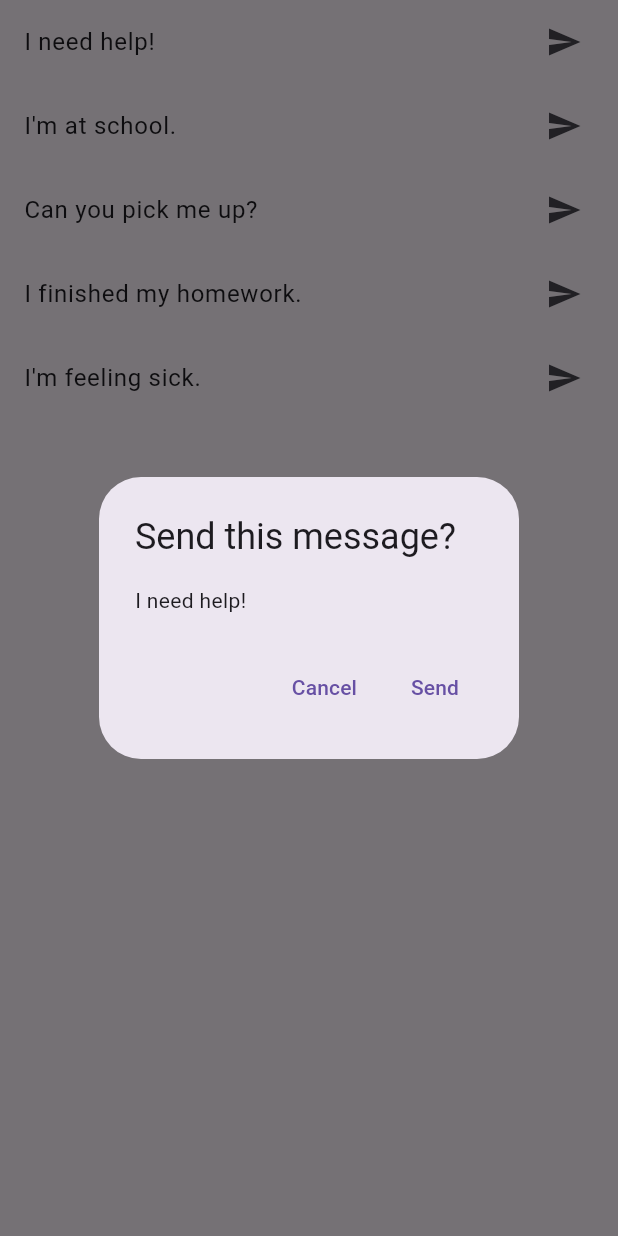
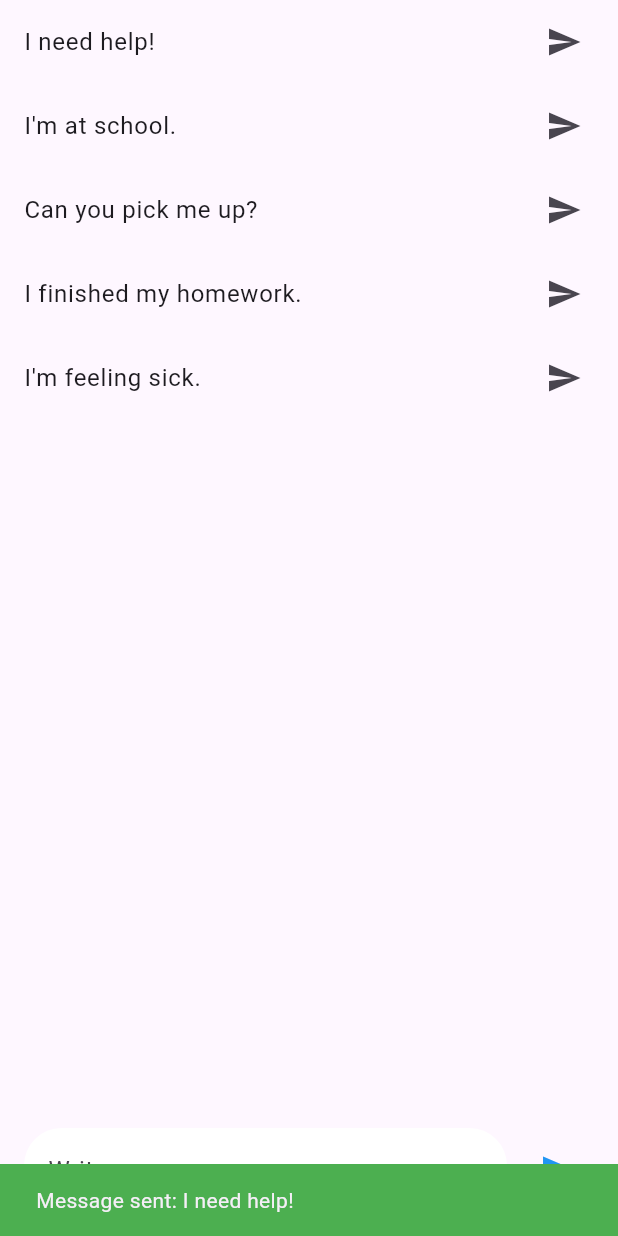
Before and after one commit to aifahazlin/kidspot, a Flutter app: the TextMessagesPage widget shown alone on an empty page, opened directly, after a tap on "I need help!", on a phone screen of 412 x 824 dp. Run offline on Flutter 3.47's test engine with Material 3 defaults, Android fonts, the phone set to English and light mode, and no system bars; our stand-ins replace camera, firebase_auth, firebase_core, geolocator, google_maps_flutter, google_sign_in and 2 more; missing offline and left inert: qr_code_scanner; accounts and stored records are empty; Roboto replaces fonts that are missing (Poppins).

```diff
--- a/lib/sos_page.dart
+++ b/lib/sos_page.dart
@@ -1,4 +1,6 @@
 import 'package:flutter/material.dart';
+import 'package:camera/camera.dart';
+
 
 class SOSPage extends StatelessWidget {
   const SOSPage({Key? key}) : super(key: key);
@@ -6,10 +8,10 @@ class SOSPage extends StatelessWidget {
   @override
   Widget build(BuildContext context) {
     return DefaultTabController(
-      length: 2, // We have two tabs
+      length: 2,
       child: Scaffold(
         appBar: AppBar(
-          title: const Text('Notifications'), // Blue AppBar with Page Name
+          title: const Text('Notifications'),
           bottom: const TabBar(
             tabs: [
               Tab(icon: Icon(Icons.video_call), text: 'Video'),
@@ -19,8 +21,8 @@ class SOSPage extends StatelessWidget {
         ),
         body: const TabBarView(
           children: [
-            VideoMessagesPage(), // Video Messages tab
-            TextMessagesPage(),  // Text Messages tab
+            VideoMessagesPage(),
+            TextMessagesPage(),
           ],
         ),
       ),
@@ -28,68 +30,161 @@ class SOSPage extends StatelessWidget {
   }
 }
 
-class VideoMessagesPage extends StatelessWidget {
+class VideoMessagesPage extends StatefulWidget {
   const VideoMessagesPage({Key? key}) : super(key: key);
 
   @override
+  _VideoMessagesPageState createState() => _VideoMessagesPageState();
+}
+
+class _VideoMessagesPageState extends State<VideoMessagesPage> {
+  CameraController? _controller;
+  Future<void>? _initializeControllerFuture;
+  bool isRecording = false;
+
+  @override
+  void initState() {
+    super.initState();
+    _initializeCamera();
+  }
+
+  Future<void> _initializeCamera() async {
+    final cameras = await availableCameras();
+    final firstCamera = cameras.first;
+
+    _controller = CameraController(
+      firstCamera,
+      ResolutionPreset.low, // Change to a lower resolution
+    );
+
+    _initializeControllerFuture = _controller!.initialize();
+  }
+
+  void _recordVideo() async {
+    if (isRecording) {
+      // Stop recording
+      await _controller!.stopVideoRecording();
+      setState(() {
+        isRecording = false;
+      });
+    } else {
+      // Start recording
+      await _controller!.startVideoRecording();
+      setState(() {
+        isRecording = true;
+      });
+    }
+  }
+
+  @override
+  void dispose() {
+    _controller?.dispose();
+    super.dispose();
+  }
+
+  @override
   Widget build(BuildContext context) {
-    return Center(
-      child: Text('Video Messages'), // Placeholder for video messages content
+    return FutureBuilder<void>(
+      future: _initializeControllerFuture,
+      builder: (context, snapshot) {
+        if (snapshot.connectionState == ConnectionState.done) {
+          // If the Future is complete, display the camera preview
+          return Column(
+            children: [
+              AspectRatio(
+                aspectRatio: _controller!.value.aspectRatio,
+                child: CameraPreview(_controller!),
+              ),
+              ElevatedButton(
+                onPressed: _recordVideo,
+                child: Text(isRecording ? 'Stop Recording' : 'Record Video'),
+              ),
+            ],
+          );
+        } else {
+          // Otherwise, display a loading indicator
+          return const Center(child: CircularProgressIndicator());
+        }
+      },
     );
   }
 }
 
-class TextMessagesPage extends StatelessWidget {
+class TextMessagesPage extends StatefulWidget {
   const TextMessagesPage({Key? key}) : super(key: key);
 
   @override
-  Widget build(BuildContext context) {
-    // List of predefined messages that the child can choose to send
+  _TextMessagesPageState createState() => _TextMessagesPageState();
+}
+
+class _TextMessagesPageState extends State<TextMessagesPage> {
+  final TextEditingController _messageController = TextEditingController();
   final List<String> predefinedMessages = [
     "I need help!",
     "I'm at school.",
     "Can you pick me up?",
     "I finished my homework.",
-      "I'm feeling sick."
+    "I'm feeling sick.",
   ];
 
-    return ListView.builder(
+  void _sendMessage(String? message) {
+    if (message != null && message.isNotEmpty) {
+      // TODO: Implement the logic to send the message
+      ScaffoldMessenger.of(context).showSnackBar(
+        SnackBar(
+          content: Text("Message sent: $message"),
+          backgroundColor: Colors.green,
+        ),
+      );
+      _messageController.clear(); // Clear the text field
+    }
+  }
+
+  @override
+  Widget build(BuildContext context) {
+    return Column(
+      children: [
+        Expanded(
+          child: ListView.builder(
             itemCount: predefinedMessages.length,
             itemBuilder: (context, index) {
               return ListTile(
                 title: Text(predefinedMessages[index]),
                 trailing: const Icon(Icons.send),
-          onTap: () {
-            // Placeholder function to simulate sending a message
-            showDialog(
-              context: context,
-              builder: (context) => AlertDialog(
-                title: const Text("Send this message?"),
-                content: Text(predefinedMessages[index]),
-                actions: [
-                  TextButton(
-                    child: const Text("Cancel"),
-                    onPressed: () => Navigator.of(context).pop(),
-                  ),
-                  TextButton(
-                    child: const Text("Send"),
-                    onPressed: () {
-                      // TODO: Implement message sending logic
-                      Navigator.of(context).pop();
-                      ScaffoldMessenger.of(context).showSnackBar(
-                        SnackBar(
-                          content: Text("Message sent: ${predefinedMessages[index]}"),
-                          duration: const Duration(seconds: 2),
-                        ),
+                onTap: () => _sendMessage(predefinedMessages[index]),
               );
             },
           ),
+        ),
+        Padding(
+          padding: const EdgeInsets.all(16.0),
+          child: Row(
+            children: [
+              Expanded(
+                child: TextField(
+                  controller: _messageController,
+                  decoration: const InputDecoration(
+                    filled: true,
+                    fillColor: Colors.white,
+                    hintText: "Write a message...",
+                    border: OutlineInputBorder(
+                      borderRadius: BorderRadius.all(Radius.circular(25.0)),
+                      borderSide: BorderSide.none,
+                    ),
+                  ),
+                  minLines: 1,
+                  maxLines: 5,
+                ),
+              ),
+              const SizedBox(width: 10),
+              IconButton(
+                icon: const Icon(Icons.send, color: Colors.blue),
+                onPressed: () => _sendMessage(_messageController.text),
+              ),
             ],
           ),
-            );
-          },
-        );
-      },
+        ),
+      ],
     );
   }
 }
--- a/pubspec.yaml
+++ b/pubspec.yaml
@@ -46,6 +46,7 @@ dependencies:
   geocoding:
   geolocator:
   location:
+  camera:
 
 dev_dependencies:
   flutter_test:
```
Also changed, not shown: pubspec.lock, 1 other file. Lines whose indentation alone changed are shown as unchanged.
